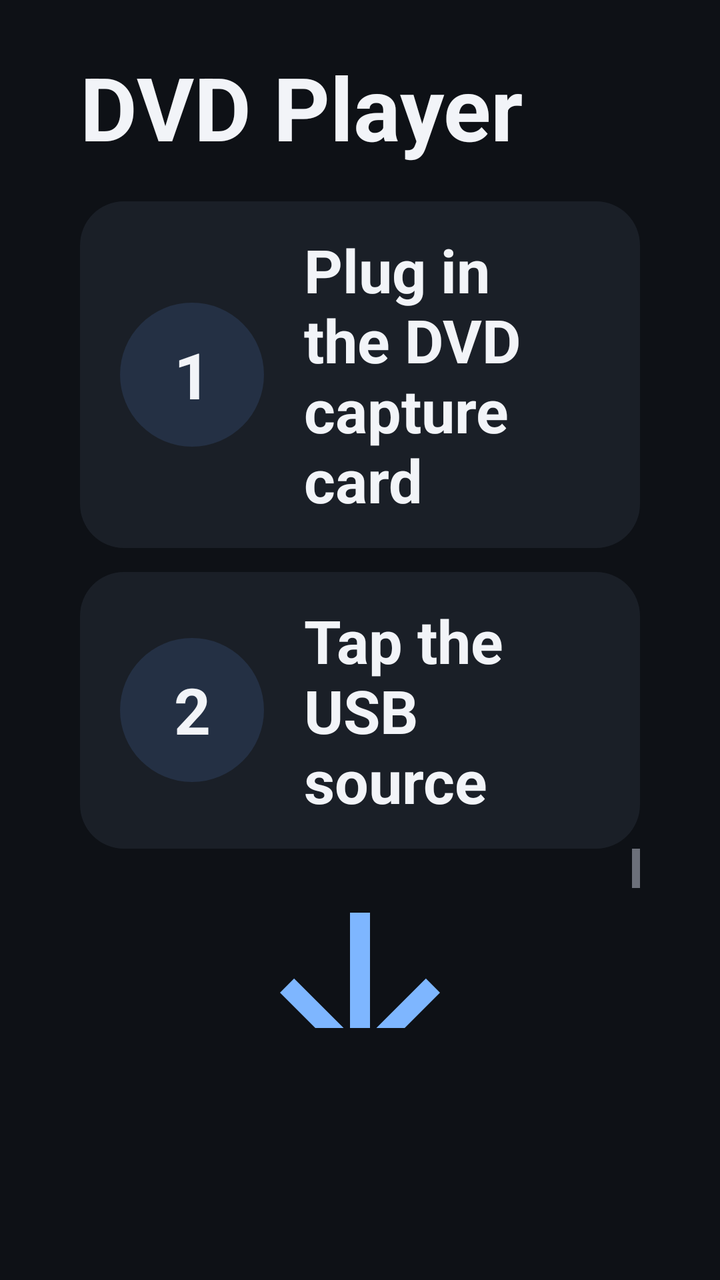
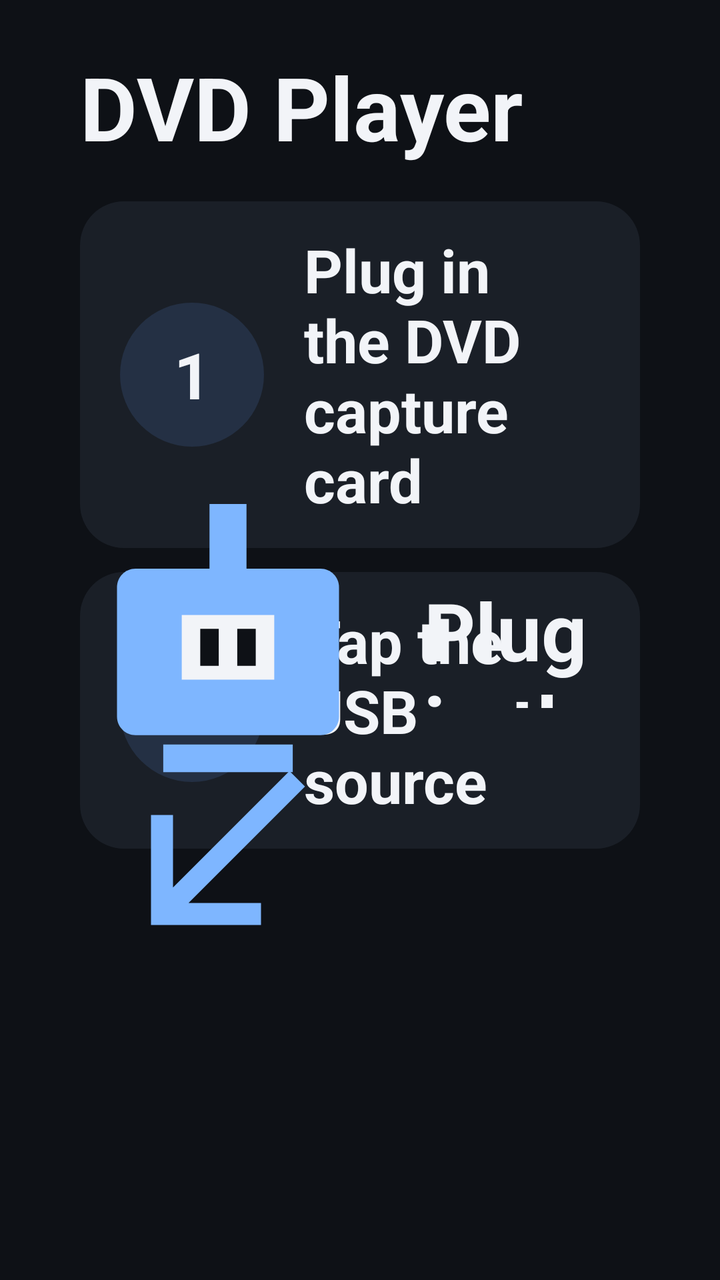

Screens rendered from an Android XML layout before and after an edit, with the pre-edit source and the edit as a unified diff.
<!-- AndroidManifest.xml: application theme Theme.DvdPlayer -->
<!-- res/layout/activity_picker.xml -->
<?xml version="1.0" encoding="utf-8"?>
<LinearLayout xmlns:android="http://schemas.android.com/apk/res/android"
    xmlns:app="http://schemas.android.com/apk/res-auto"
    android:layout_width="match_parent"
    android:layout_height="match_parent"
    android:orientation="vertical"
    android:paddingStart="40dp"
    android:paddingTop="24dp"
    android:paddingEnd="40dp"
    android:paddingBottom="20dp">

    <TextView
        android:id="@+id/title"
        android:layout_width="match_parent"
        android:layout_height="wrap_content"
        android:text="@string/picker_title"
        android:textColor="@color/on_surface"
        android:textSize="44sp"
        android:textStyle="bold" />

    <LinearLayout
        android:id="@+id/step_plug"
        android:layout_width="match_parent"
        android:layout_height="wrap_content"
        android:layout_marginTop="18dp"
        android:background="@drawable/step_row_bg"
        android:gravity="center_vertical"
        android:minHeight="104dp"
        android:orientation="horizontal"
        android:paddingStart="20dp"
        android:paddingTop="14dp"
        android:paddingEnd="24dp"
        android:paddingBottom="14dp">

        <TextView
            android:id="@+id/step_plug_number"
            android:layout_width="72dp"
            android:layout_height="72dp"
            android:background="@drawable/step_number_bg"
            android:duplicateParentState="true"
            android:gravity="center"
            android:text="@string/step_number_one"
            android:textColor="@color/step_number_text"
            android:textSize="32sp"
            android:textStyle="bold" />

        <TextView
            android:layout_width="0dp"
            android:layout_height="wrap_content"
            android:layout_marginStart="20dp"
            android:layout_weight="1"
            android:text="@string/plug_in_dvd_capture_card"
            android:textColor="@color/on_surface"
            android:textSize="30sp"
            android:textStyle="bold" />
    </LinearLayout>

    <LinearLayout
        android:id="@+id/step_tap"
        android:layout_width="match_parent"
        android:layout_height="wrap_content"
        android:layout_marginTop="12dp"
        android:background="@drawable/step_row_bg"
        android:gravity="center_vertical"
        android:minHeight="104dp"
        android:orientation="horizontal"
        android:paddingStart="20dp"
        android:paddingTop="14dp"
        android:paddingEnd="24dp"
        android:paddingBottom="14dp">

        <TextView
            android:id="@+id/step_tap_number"
            android:layout_width="72dp"
            android:layout_height="72dp"
            android:background="@drawable/step_number_bg"
            android:duplicateParentState="true"
            android:gravity="center"
            android:text="@string/step_number_two"
            android:textColor="@color/step_number_text"
            android:textSize="32sp"
            android:textStyle="bold" />

        <TextView
            android:id="@+id/step_tap_label"
            android:layout_width="0dp"
            android:layout_height="wrap_content"
            android:layout_marginStart="20dp"
            android:layout_weight="1"
            android:text="@string/step_tap"
            android:textColor="@color/on_surface"
            android:textSize="30sp"
            android:textStyle="bold" />
    </LinearLayout>

    <TextView
        android:id="@+id/notice"
        android:layout_width="match_parent"
        android:layout_height="wrap_content"
        android:layout_marginTop="16dp"
        android:textColor="@color/notice"
        android:textSize="24sp"
        android:visibility="gone" />

    <TextView
        android:id="@+id/permission_note"
        android:layout_width="match_parent"
        android:layout_height="wrap_content"
        android:layout_marginTop="16dp"
        android:text="@string/permission_note"
        android:textColor="@color/on_surface_muted"
        android:textSize="22sp"
        android:visibility="gone" />

    <com.google.android.material.button.MaterialButton
        android:id="@+id/permission_button"
        android:layout_width="match_parent"
        android:layout_height="wrap_content"
        android:layout_marginTop="12dp"
        android:minHeight="96dp"
        android:paddingStart="28dp"
        android:paddingEnd="28dp"
        android:text="@string/allow_access"
        android:textSize="24sp"
        android:visibility="gone"
        app:cornerRadius="18dp" />

    <ScrollView
        android:id="@+id/empty_state"
        android:layout_width="match_parent"
        android:layout_height="0dp"
        android:layout_weight="1"
        android:fillViewport="true">

        <LinearLayout
            android:layout_width="match_parent"
            android:layout_height="wrap_content"
            android:gravity="center"
            android:orientation="vertical"
            android:paddingTop="12dp"
            android:paddingBottom="12dp">

            <ImageView
                android:id="@+id/empty_arrow"
                android:layout_width="120dp"
                android:layout_height="120dp"
                android:importantForAccessibility="no"
                android:src="@drawable/ic_arrow_down" />

            <ImageView
                android:id="@+id/empty_plug"
                android:layout_width="160dp"
                android:layout_height="160dp"
                android:layout_marginTop="4dp"
                android:importantForAccessibility="no"
                android:src="@drawable/ic_usb_plug" />

            <TextView
                android:id="@+id/empty"
                android:layout_width="match_parent"
                android:layout_height="wrap_content"
                android:layout_marginTop="12dp"
                android:gravity="center"
                android:text="@string/plug_in_dvd_capture_card"
                android:textColor="@color/on_surface"
                android:textSize="36sp"
                android:textStyle="bold" />
        </LinearLayout>
    </ScrollView>

    <androidx.recyclerview.widget.RecyclerView
        android:id="@+id/sources"
        android:layout_width="match_parent"
        android:layout_height="0dp"
        android:layout_marginTop="16dp"
        android:layout_weight="1"
        android:clipToPadding="false"
        android:paddingBottom="8dp"
        android:scrollbars="vertical" />
</LinearLayout>
<!-- resources referenced by this layout -->
<resources>
  <color name="notice">#F6C177</color>
  <color name="on_surface">#F2F4F8</color>
  <color name="on_surface_muted">#C3CAD6</color>
  <!-- drawable ic_arrow_down (drawable) -->
  <?xml version="1.0" encoding="utf-8"?>
  <vector xmlns:android="http://schemas.android.com/apk/res/android"
      android:width="140dp"
      android:height="140dp"
      android:viewportWidth="24"
      android:viewportHeight="24">
      <path
          android:fillColor="@color/primary"
          android:pathData="M11,4v12.17l-5.59,-5.59L4,12l8,8 8,-8 -1.41,-1.41L13,16.17V4z" />
  </vector>
  <!-- drawable step_number_bg (drawable) -->
  <?xml version="1.0" encoding="utf-8"?>
  <selector xmlns:android="http://schemas.android.com/apk/res/android">
      <item android:state_activated="true">
          <shape android:shape="oval">
              <solid android:color="@color/primary" />
          </shape>
      </item>
      <item>
          <shape android:shape="oval">
              <solid android:color="@color/surface_focused" />
          </shape>
      </item>
  </selector>
  <!-- drawable step_row_bg (drawable) -->
  <?xml version="1.0" encoding="utf-8"?>
  <selector xmlns:android="http://schemas.android.com/apk/res/android">
      <item android:state_activated="true">
          <shape android:shape="rectangle">
              <solid android:color="@color/surface" />
              <stroke
                  android:width="4dp"
                  android:color="@color/primary" />
              <corners android:radius="22dp" />
          </shape>
      </item>
      <item>
          <shape android:shape="rectangle">
              <solid android:color="@color/surface" />
              <corners android:radius="22dp" />
          </shape>
      </item>
  </selector>
  <string name="allow_access">Allow camera and microphone</string>
  <string name="permission_note">Camera and microphone access are only for the DVD capture card. Android calls the USB audio input a microphone.</string>
  <string name="picker_title">DVD Player</string>
  <string name="plug_in_dvd_capture_card">Plug in the DVD capture card</string>
  <string name="step_number_one">1</string>
  <string name="step_number_two">2</string>
  <string name="step_tap">Tap the USB source</string>
  <style name="Theme.DvdPlayer" parent="Theme.Material3.Dark.NoActionBar">
          <item name="colorPrimary">@color/primary</item>
          <item name="colorOnPrimary">@color/on_primary</item>
          <item name="colorSurface">@color/surface</item>
          <item name="colorOnSurface">@color/on_surface</item>
          <item name="android:statusBarColor">@color/background</item>
          <item name="android:navigationBarColor">@color/background</item>
          <item name="android:windowBackground">@color/background</item>
          <item name="android:windowLightStatusBar">false</item>
          <item name="android:textColorPrimary">@color/on_surface</item>
          <item name="android:textColorSecondary">@color/on_surface_muted</item>
      </style>
  <color name="primary">#7EB6FF</color>
  <color name="background">#0E1116</color>
  <color name="surface_focused">#243044</color>
  <color name="surface">#1A1F27</color>
  <color name="on_primary">#062033</color>
  <!-- unchanged entries left out for length: 1 -->
</resources>

<!-- the commit's change to res/layout/activity_picker.xml (unified diff, before → after) -->
@@ -3,6 +3,8 @@
     xmlns:app="http://schemas.android.com/apk/res-auto"
     android:layout_width="match_parent"
     android:layout_height="match_parent"
+    android:clipChildren="false"
+    android:clipToPadding="false"
     android:orientation="vertical"
     android:paddingStart="40dp"
     android:paddingTop="24dp"
@@ -125,48 +127,55 @@
         android:visibility="gone"
         app:cornerRadius="18dp" />
 
-    <ScrollView
+    
+    <LinearLayout
         android:id="@+id/empty_state"
         android:layout_width="match_parent"
         android:layout_height="0dp"
         android:layout_weight="1"
-        android:fillViewport="true">
+        android:clipChildren="false"
+        android:clipToPadding="false"
+        android:gravity="bottom|left"
+        android:layoutDirection="ltr"
+        android:orientation="vertical"
+        android:paddingBottom="24dp">
 
         <LinearLayout
             android:layout_width="match_parent"
             android:layout_height="wrap_content"
-            android:gravity="center"
-            android:orientation="vertical"
-            android:paddingTop="12dp"
-            android:paddingBottom="12dp">
-
-            <ImageView
-                android:id="@+id/empty_arrow"
-                android:layout_width="120dp"
-                android:layout_height="120dp"
-                android:importantForAccessibility="no"
-                android:src="@drawable/ic_arrow_down" />
+            android:gravity="center_vertical|left"
+            android:layoutDirection="ltr"
+            android:orientation="horizontal">
 
             <ImageView
                 android:id="@+id/empty_plug"
-                android:layout_width="160dp"
-                android:layout_height="160dp"
-                android:layout_marginTop="4dp"
+                android:layout_width="148dp"
+                android:layout_height="148dp"
                 android:importantForAccessibility="no"
                 android:src="@drawable/ic_usb_plug" />
 
             <TextView
                 android:id="@+id/empty"
-                android:layout_width="match_parent"
+                android:layout_width="0dp"
                 android:layout_height="wrap_content"
-                android:layout_marginTop="12dp"
-                android:gravity="center"
+                android:layout_marginStart="24dp"
+                android:layout_weight="1"
+                android:gravity="left"
                 android:text="@string/plug_in_dvd_capture_card"
                 android:textColor="@color/on_surface"
-                android:textSize="36sp"
+                android:textSize="40sp"
                 android:textStyle="bold" />
         </LinearLayout>
-    </ScrollView>
+
+        <ImageView
+            android:id="@+id/empty_arrow"
+            android:layout_width="132dp"
+            android:layout_height="132dp"
+            android:layout_marginStart="8dp"
+            android:layout_marginTop="4dp"
+            android:importantForAccessibility="no"
+            android:src="@drawable/ic_arrow_down_left" />
+    </LinearLayout>
 
     <androidx.recyclerview.widget.RecyclerView
         android:id="@+id/sources"
<!-- resource entries referenced after the edit -->
@@ -3,7 +3,7 @@
   <color name="notice">#F6C177</color>
   <color name="on_surface">#F2F4F8</color>
   <color name="on_surface_muted">#C3CAD6</color>
-  <!-- drawable ic_arrow_down (drawable) -->
+  <!-- drawable ic_arrow_down_left (drawable) -->
   <?xml version="1.0" encoding="utf-8"?>
   <vector xmlns:android="http://schemas.android.com/apk/res/android"
       android:width="140dp"
@@ -12,7 +12,7 @@
       android:viewportHeight="24">
       <path
           android:fillColor="@color/primary"
-          android:pathData="M11,4v12.17l-5.59,-5.59L4,12l8,8 8,-8 -1.41,-1.41L13,16.17V4z" />
+          android:pathData="M19,6.41L17.59,5L7,15.59V9H5V19H15V17H8.41z" />
   </vector>
   <!-- drawable step_number_bg (drawable) -->
   <?xml version="1.0" encoding="utf-8"?>
